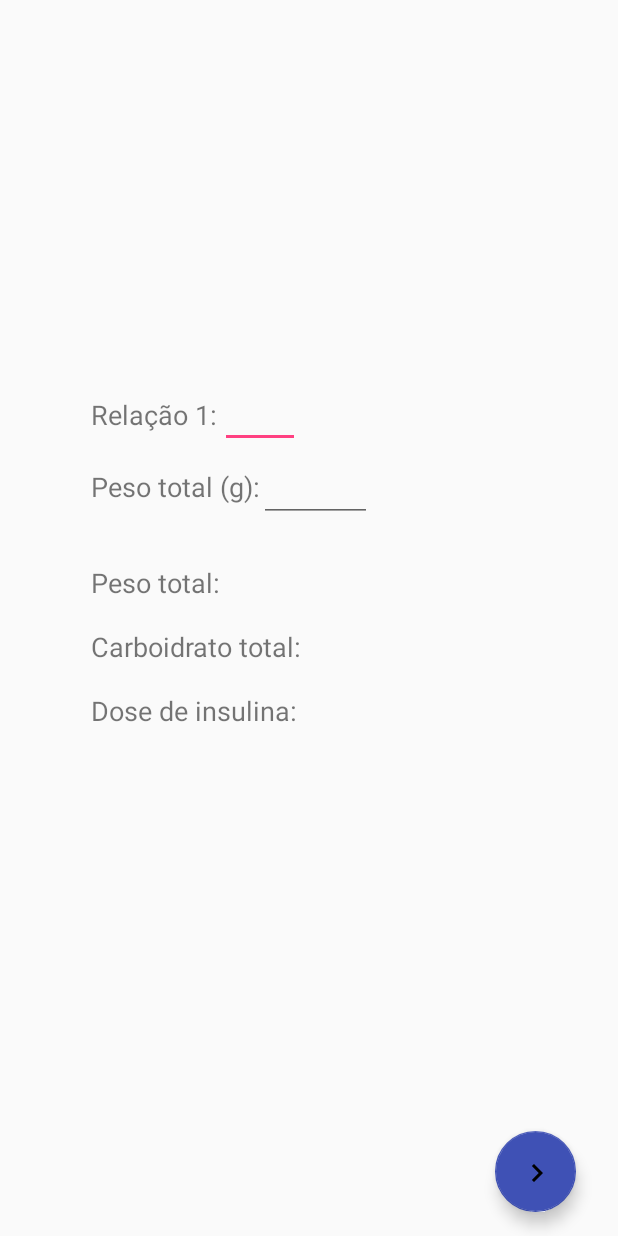
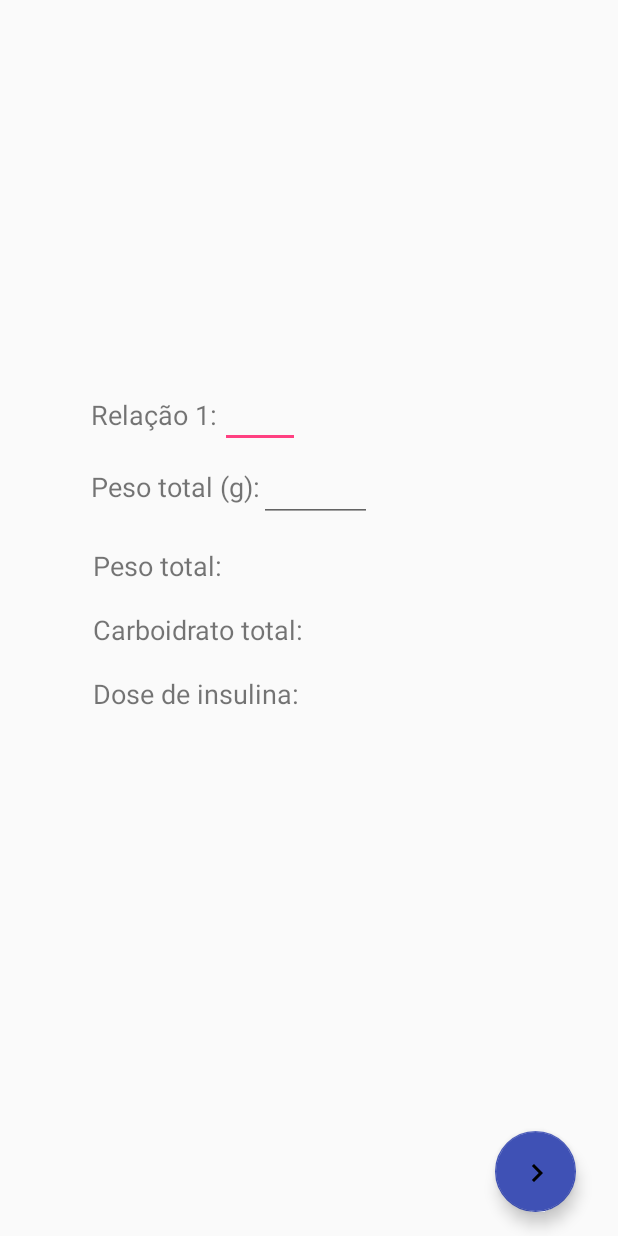
Before and after one commit to Bunoviske/diabetesLearningAndroid, an Android app: the DisplayDataActivity screen opened directly, with no data from a screen before it, on a phone screen of 412 x 824 dp. Run offline under Robolectric (Android 15) with nearby library versions, the light colour scheme and no system bars; 1 statement that could not run was skipped.

Commit message:
Atualizacao do layout e add listView do dataDisplayActivity

```diff
--- a/app/src/main/java/com/example/bruno/diabeteslearning/Activities/DisplayDataActivity.java
+++ b/app/src/main/java/com/example/bruno/diabeteslearning/Activities/DisplayDataActivity.java
@@ -4,6 +4,8 @@ import android.app.ActionBar;
 import android.app.Activity;
 import android.os.Bundle;
 import android.support.design.widget.FloatingActionButton;
+import android.support.v7.widget.LinearLayoutManager;
+import android.support.v7.widget.RecyclerView;
 import android.view.KeyEvent;
 import android.view.View;
 import android.view.inputmethod.EditorInfo;
@@ -11,6 +13,8 @@ import android.widget.EditText;
 import android.widget.ImageButton;
 import android.widget.TextView;
 
+import com.example.bruno.diabeteslearning.Adapters.DataDisplayAdapter;
+import com.example.bruno.diabeteslearning.Adapters.FoodsListViewAdapter;
 import com.example.bruno.diabeteslearning.Carbohydrate.CarboDetector;
 import com.example.bruno.diabeteslearning.Carbohydrate.FoodRegion;
 import com.example.bruno.diabeteslearning.R;
@@ -20,18 +24,22 @@ import java.util.ArrayList;
 public class DisplayDataActivity extends Activity {
 
     private CarboDetector carboDetector;
+    private RecyclerView mRecyclerView;
+    private RecyclerView.Adapter mAdapter;
+    private RecyclerView.LayoutManager mLayoutManager;
 
     @Override
     protected void onCreate(Bundle savedInstanceState) {
         super.onCreate(savedInstanceState);
         setContentView(R.layout.show_carbohydrate_data);
 
-        setButton();
-        displayEmptyData();
-
         carboDetector = new CarboDetector(
                 getIntent().getStringArrayListExtra("selectedFoodsName"),
                 getIntent().getIntegerArrayListExtra("selectedFoodsArea"));
+
+        configListView();
+        setButton();
+        displayEmptyData();
 
         EditText weightEditText = findViewById(R.id.totalWeight);
         EditText carboRelEditText = findViewById(R.id.carboRelation);
@@ -39,7 +47,7 @@ public class DisplayDataActivity extends Activity {
         carboRelEditText.setOnEditorActionListener(new TextView.OnEditorActionListener() {
             @Override
             public boolean onEditorAction(TextView v, int actionId, KeyEvent event) {
-                if (actionId == EditorInfo.IME_ACTION_NEXT){
+                if (actionId == EditorInfo.IME_ACTION_NEXT) {
                     carboDetector.setInsulinCarboRelation(Float.parseFloat(v.getText().toString()));
                 }
                 return false;
@@ -49,7 +57,7 @@ public class DisplayDataActivity extends Activity {
         weightEditText.setOnEditorActionListener(new TextView.OnEditorActionListener() {
             @Override
             public boolean onEditorAction(TextView v, int actionId, KeyEvent event) {
-                if (actionId == EditorInfo.IME_ACTION_DONE){
+                if (actionId == EditorInfo.IME_ACTION_DONE) {
                     carboDetector.setTotalFoodWeight(Float.parseFloat(v.getText().toString()));
                     carboDetector.calculateCarbo();
                     displayData();
@@ -59,47 +67,57 @@ public class DisplayDataActivity extends Activity {
         });
     }
 
+    private void configListView() {
+        mRecyclerView = findViewById(R.id.foodDataDisplayListView);
+        mRecyclerView.setHasFixedSize(true);
+        mLayoutManager = new LinearLayoutManager(this);
+        mRecyclerView.setLayoutManager(mLayoutManager);
+        mAdapter = new DataDisplayAdapter(carboDetector.getFoods());
+        mRecyclerView.setAdapter(mAdapter);
+
+    }
+
 
     private void displayData() {
-        TextView textView = findViewById(R.id.dataDisplayView);
+        TextView textView = findViewById(R.id.dataDisplayTextView);
 
         String text = "Peso total: " + Math.round(carboDetector.getTotalFoodWeight()) + "\n\n";
 
         text += "Carboidrato total: " + Math.round(carboDetector.getTotalCarbo()) + "\n\n";
         if (carboDetector.getInsulinCarboRelation() > 0) {
             text += "Dose de insulina: " + Math.round(carboDetector.getInsulinDose()) + "u\n\n";
-        }
-        else {
-            text += "Dose de insulina: \n\n" ;
+        } else {
+            text += "Dose de insulina: \n\n";
         }
 
-        ArrayList<FoodRegion> foods = carboDetector.getFoods();
-        //TODO - TRANSFORMAR DEPOIS EM UM LISTVIEW
-        for (FoodRegion food: foods ) {
-            text += food.foodName +" Peso: " + food.weight + "g Carboidrato: " + food.carbo +"g\n\n";
-        }
+        mAdapter.notifyDataSetChanged(); //lista foi atualizada
+
+//        for (FoodRegion food: foods ) {
+//            text += food.foodName +" Peso: " + food.weight + "g Carboidrato: " + food.carbo +"g\n\n";
+//        }
 
 
         textView.setText(text);
     }
 
     private void displayEmptyData() {
-        TextView textView = findViewById(R.id.dataDisplayView);
+        TextView textView = findViewById(R.id.dataDisplayTextView);
 
         String text = "Peso total: " + "\n\n";
         text += "Carboidrato total: " + "\n\n";
-        text += "Dose de insulina: \n\n" ;
+        text += "Dose de insulina: \n\n";
 
         textView.setText(text);
 
     }
 
-
-    private void setButton(){
+    private void setButton() {
         FloatingActionButton imageButton = findViewById(R.id.nextPageButtonDisplayActivity);
         imageButton.setOnClickListener(new View.OnClickListener() {
             public void onClick(View v) {
                 //TODO - SALVAR NO FIREBASE A CLASSE MEALPROPERTIES QUANDO SAIR DA PAGINA
+                //carboDetector.getMealProperties();
+
 //                Intent activity = new Intent(ImageActivity.super.getBaseContext(),
 //                startActivity(activity);
             }
--- a/app/src/main/java/com/example/bruno/diabeteslearning/Activities/ImageActivity.java
+++ b/app/src/main/java/com/example/bruno/diabeteslearning/Activities/ImageActivity.java
@@ -46,7 +46,7 @@ public class ImageActivity extends AppCompatActivity {
         setContentView(R.layout.image_activity);
 
         setButton();
-        setListView();
+        configListView();
 
         SharedPreferences sharedPreferences = getSharedPreferences(getString(R.string.pref_key), Context.MODE_PRIVATE);
         Intent preferences_intent = new Intent(this, PreferencesActivity.class);
@@ -87,6 +87,8 @@ public class ImageActivity extends AppCompatActivity {
 
         } else{
 
+            Log.d(TAG, "Bitmap null");
+
             //TODO - LANÇAR TOAST DE ERRO OU PELO MENOS LOGAR
 
         }
@@ -103,7 +105,7 @@ public class ImageActivity extends AppCompatActivity {
         }
     }
 
-    private void setListView() {
+    private void configListView() {
         mRecyclerView = findViewById(R.id.foodsListView);
         // use this setting to improve performance if you know that changes
         // in content do not change the layout size of the RecyclerView
--- a/app/src/main/java/com/example/bruno/diabeteslearning/Adapters/FoodsListViewAdapter.java
+++ b/app/src/main/java/com/example/bruno/diabeteslearning/Adapters/FoodsListViewAdapter.java
@@ -79,5 +79,4 @@ public class FoodsListViewAdapter extends  RecyclerView.Adapter<FoodsListViewAda
         return mDataset.size();
     }
 
-
 }
--- a/app/src/main/res/layout/show_carbohydrate_data.xml
+++ b/app/src/main/res/layout/show_carbohydrate_data.xml
@@ -8,11 +8,11 @@
 
 
     <TextView
-        android:id="@+id/dataDisplayView"
-        android:layout_width="295dp"
-        android:layout_height="352dp"
-        android:layout_marginBottom="96dp"
-        android:layout_marginRight="56dp"
+        android:id="@+id/dataDisplayTextView"
+        android:layout_width="302dp"
+        android:layout_height="147dp"
+        android:layout_marginBottom="312dp"
+        android:layout_marginRight="48dp"
         android:textSize="18sp"
         app:layout_constraintBottom_toBottomOf="parent"
         app:layout_constraintRight_toRightOf="parent" />
@@ -77,5 +77,15 @@
         app:layout_constraintRight_toRightOf="parent"
         tools:text="Relação 1:" />
 
+    <android.support.v7.widget.RecyclerView
+        android:id="@+id/foodDataDisplayListView"
+        android:layout_width="302dp"
+        android:layout_height="230dp"
+        android:layout_marginBottom="80dp"
+        android:layout_marginRight="48dp"
+        android:scrollbars="vertical"
+        app:layout_constraintBottom_toBottomOf="parent"
+        app:layout_constraintRight_toRightOf="parent" />
+
 
 </android.support.constraint.ConstraintLayout>
```
Also changed, not shown: app/src/main/java/com/example/bruno/diabeteslearning/Adapters/DataDisplayAdapter.java (added, +75 -0 lines), app/src/main/java/com/example/bruno/diabeteslearning/Carbohydrate/CarboDetector.java (+7 -1 lines), app/src/main/java/com/example/bruno/diabeteslearning/Carbohydrate/FoodRegion.java (+9 -7 lines), app/src/main/res/layout/item_datadisplay_list_view.xml (added, +27 -0 lines).
